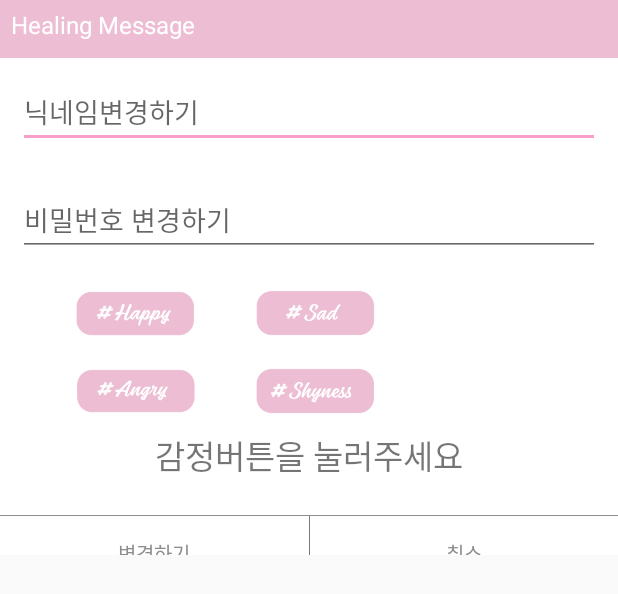
After one commit to parksodam0328/HealingMessage, an Android app: the layout dialog_custom_setting.xml on its own in the app's theme, with its tools: preview values and no code run, on a phone screen of 412 x 824 dp. The commit adds this screen. Shown: the top 594 px of the screen. Run offline under Robolectric (Android 15) with nearby library versions, the light colour scheme and no system bars.

Commit message:
정보수정 기능 구현 완료
닉네임, 비밀번호, 감정 동시에 바꿀 수 있도록 구현

```diff
--- /dev/null
+++ b/app/src/main/java/kr/hs/emirim/parksodam/healingmessage/CustomDialog_setting.java
@@ -0,0 +1,122 @@
+package kr.hs.emirim.parksodam.healingmessage;
+
+import android.app.Dialog;
+import android.content.Context;
+import android.content.Intent;
+import android.os.Bundle;
+import android.support.annotation.NonNull;
+import android.util.Log;
+import android.view.View;
+import android.view.Window;
+import android.widget.Button;
+import android.widget.EditText;
+import android.widget.ImageButton;
+import android.widget.TextView;
+import android.widget.Toast;
+
+import com.google.android.gms.tasks.OnCompleteListener;
+import com.google.android.gms.tasks.Task;
+import com.google.firebase.auth.FirebaseAuth;
+import com.google.firebase.auth.FirebaseUser;
+import com.google.firebase.auth.UserProfileChangeRequest;
+import com.google.firebase.database.DatabaseReference;
+import com.google.firebase.database.FirebaseDatabase;
+
+import java.util.HashMap;
+import java.util.Map;
+import java.util.regex.Pattern;
+
+/**
+ * Created by Mirim on 2018-06-13.
+ */
+
+public class CustomDialog_setting {
+
+    private Context context;
+    DatabaseReference databaseReference;
+
+
+    public CustomDialog_setting(Context context){
+        this.context = context;
+    }
+
+    //호출할 다이얼로그 함수를 정의
+    public void callDialog(final String id){
+        Log.e("idididididi", id);
+        //커스텀 다이얼로그의 정의하기 위해 Dialog 클래스를 생성
+        final Dialog dlg = new Dialog(context);
+
+        //액티비티의 타이틀바를 숨긴다
+        dlg.requestWindowFeature(Window.FEATURE_NO_TITLE);
+
+        //커스텀 다이얼로그의 레이아웃 설정
+        dlg.setContentView(R.layout.dialog_custom_setting);
+
+        //커스텀 다이얼로그 호출
+        dlg.show();
+
+        //커스텀 다이얼로그의 각 위젯들을 정의
+        final TextView message = (TextView)dlg.findViewById(R.id.exp);
+        final EditText update_nick = (EditText)dlg.findViewById(R.id.update_nick);
+        final EditText update_pw = (EditText)dlg.findViewById(R.id.update_pw);
+        final ImageButton happy = (ImageButton)dlg.findViewById(R.id.emo_btn1);
+        final ImageButton sad = (ImageButton)dlg.findViewById(R.id.emo_btn2);
+        final ImageButton shyness = (ImageButton)dlg.findViewById(R.id.emo_btn3);
+        final ImageButton angry = (ImageButton)dlg.findViewById(R.id.emo_btn4);
+        final TextView ch_emo = (TextView)dlg.findViewById(R.id.ch_emo);
+        final Button sendBtn = (Button) dlg.findViewById(R.id.sendBtn);
+        final Button cancelBtn = (Button) dlg.findViewById(R.id.cancelBtn);
+
+        happy.setOnClickListener(new View.OnClickListener() {
+            @Override
+            public void onClick(View view) {
+                ch_emo.setText("happy");
+            }
+        });
+        sad.setOnClickListener(new View.OnClickListener() {
+            @Override
+            public void onClick(View view) {
+                ch_emo.setText("sad");
+            }
+        });
+        angry.setOnClickListener(new View.OnClickListener() {
+            @Override
+            public void onClick(View view) {
+                ch_emo.setText("angry");
+            }
+        });
+        shyness.setOnClickListener(new View.OnClickListener() {
+            @Override
+            public void onClick(View view) {
+                ch_emo.setText("shyness");
+            }
+        });
+
+        databaseReference = FirebaseDatabase.getInstance().getReference("users/");
+        sendBtn.setOnClickListener(new View.OnClickListener() {
+            @Override
+            public void onClick(View view) {
+            if(update_nick.getText().toString().equals("") || update_pw.getText().toString().equals("") || ch_emo.getText().toString().equals("")){
+                Toast.makeText(context, "변경할 정보를 입력해주세요!", Toast.LENGTH_SHORT).show();
+            }else{
+                Map<String, Object> taskMap = new HashMap<String, Object>();
+                        taskMap.put("name", update_nick.getText().toString());
+                        taskMap.put("pw", update_pw.getText().toString());
+                        taskMap.put("feel", ch_emo.getText().toString());
+                        Log.e("dddddd", id);
+                        databaseReference.child(id).updateChildren(taskMap);
+                        Toast.makeText(context, "정보를 변경했습니다", Toast.LENGTH_SHORT).show();
+                        dlg.dismiss();
+                    }
+                }
+        });
+
+        cancelBtn.setOnClickListener(new View.OnClickListener() {
+            @Override
+            public void onClick(View view) {
+                //커스텀 다이얼로그 종료
+                dlg.dismiss();
+            }
+        });
+    }
+}
--- a/app/src/main/java/kr/hs/emirim/parksodam/healingmessage/myprofile/MyProfileFragment.java
+++ b/app/src/main/java/kr/hs/emirim/parksodam/healingmessage/myprofile/MyProfileFragment.java
@@ -23,6 +23,7 @@ package kr.hs.emirim.parksodam.healingmessage.myprofile;
 
         import kr.hs.emirim.parksodam.healingmessage.BaseFragment;
         import kr.hs.emirim.parksodam.healingmessage.CustomDialog;
+        import kr.hs.emirim.parksodam.healingmessage.CustomDialog_setting;
         import kr.hs.emirim.parksodam.healingmessage.R;
 
         import static kr.hs.emirim.parksodam.healingmessage.R.drawable.pro_img;
@@ -177,6 +178,17 @@ public class MyProfileFragment extends BaseFragment {
                 }
             });
 
+            //정보설정 커스텀 다이얼로그 띄우기
+            setting_img.setOnClickListener(new View.OnClickListener() {
+                @Override
+                public void onClick(View view) {
+                    //커스텀 다이얼로그를 생성,
+                    CustomDialog_setting customDialog_setting = new CustomDialog_setting(getActivity());
+                    customDialog_setting.callDialog(id);
+
+                }
+            });
+
     } else Log.e("sorry"," null");
         return view;
     }
--- a/app/src/main/java/kr/hs/emirim/parksodam/healingmessage/slider/SliderView.java
+++ b/app/src/main/java/kr/hs/emirim/parksodam/healingmessage/slider/SliderView.java
@@ -16,7 +16,7 @@ import java.lang.reflect.Field;
 
 public class SliderView extends ViewPager {
 
-    public static final int DEFAULT_SCROLL_DURATION = 200;
+    public static final int DEFAULT_SCROLL_DURATION = 300;
 //    public static final int SLIDE_MODE_SCROLL_DURATION = 1000;
 
     public SliderView(Context context) {
--- /dev/null
+++ b/app/src/main/res/layout/dialog_custom_setting.xml
@@ -0,0 +1,172 @@
+<?xml version="1.0" encoding="utf-8"?>
+<LinearLayout xmlns:android="http://schemas.android.com/apk/res/android"
+    xmlns:app="http://schemas.android.com/apk/res-auto"
+    android:orientation="vertical" android:layout_width="match_parent"
+    android:background="#ffffff"
+    android:weightSum="1"
+    android:layout_height="370dp">
+
+    <TextView
+        android:id="@+id/title"
+        android:layout_width="match_parent"
+        android:gravity="left"
+        android:textColor="#ffffff"
+        android:textSize="16dp"
+        android:paddingTop="5dp"
+        android:paddingLeft="7dp"
+        android:text="Healing Message"
+        android:background="#EDBED3"
+        android:layout_weight="0.09"
+        android:layout_height="40dp" />
+
+    <View
+        android:layout_width="match_parent"
+        android:layout_height="0.5dp"
+        android:background="#EDBED3"/>
+
+
+
+    <EditText
+        android:layout_width="match_parent"
+        android:layout_height="wrap_content"
+        android:layout_margin="12dp"
+        android:ems="10"
+        android:textSize="8pt"
+        android:hint="닉네임변경하기"
+        android:singleLine="true"
+        android:id="@+id/update_nick" />
+
+    <EditText
+        android:layout_width="match_parent"
+        android:layout_height="wrap_content"
+        android:layout_margin="12dp"
+        android:ems="10"
+        android:textSize="8pt"
+        android:singleLine="true"
+        android:hint="비밀번호 변경하기"
+        android:id="@+id/update_pw" />
+
+
+        <RelativeLayout
+            android:layout_width="match_parent"
+            android:layout_height="52dp"
+            android:id="@+id/re_id">
+
+            <ImageButton
+                app:srcCompat="@drawable/search_happy"
+                android:background="@android:color/transparent"
+                android:padding="10dp"
+                android:id="@+id/emo_btn1"
+                android:layout_marginLeft="40dp"
+                android:adjustViewBounds="true"
+                android:scaleType="fitStart"
+                android:layout_width="200dp"
+                android:layout_height="200dp"
+                android:layout_alignParentBottom="true" />
+
+            <ImageButton
+                app:srcCompat="@drawable/search_sad"
+                android:background="@android:color/transparent"
+                android:padding="10dp"
+                android:id="@+id/emo_btn2"
+                android:layout_toEndOf="@+id/search_btn"
+                android:adjustViewBounds="true"
+                android:scaleType="fitStart"
+                android:layout_marginLeft="160dp"
+                android:layout_height="95dp"
+                android:layout_alignTop="@+id/search_btn"
+                android:layout_width="100dp" />
+
+
+
+    </RelativeLayout>
+
+
+    <RelativeLayout
+        android:layout_width="match_parent"
+        android:layout_height="52dp"
+        android:id="@+id/re_id_2">
+
+        <ImageButton
+            app:srcCompat="@drawable/search_angry"
+            android:background="@android:color/transparent"
+            android:padding="10dp"
+            android:id="@+id/emo_btn4"
+            android:layout_toEndOf="@+id/search_btn"
+            android:adjustViewBounds="true"
+            android:scaleType="fitStart"
+            android:layout_marginLeft="40dp"
+            android:layout_height="95dp"
+            android:layout_alignTop="@+id/search_btn"
+            android:layout_width="100dp" />
+
+        <ImageButton
+            app:srcCompat="@drawable/search_shyness"
+            android:background="@android:color/transparent"
+            android:padding="10dp"
+            android:id="@+id/emo_btn3"
+            android:adjustViewBounds="true"
+            android:scaleType="fitStart"
+            android:layout_height="95dp"
+            android:layout_marginLeft="160dp"
+            android:layout_toEndOf="@+id/search_btn"
+            android:layout_width="100dp" />
+
+    </RelativeLayout>
+
+
+    <TextView
+        android:text="감정버튼을 눌러주세요"
+        android:layout_width="match_parent"
+        android:layout_height="wrap_content"
+        android:id="@+id/ch_emo"
+        android:layout_gravity="center"
+        android:gravity="center"
+        android:textSize="10pt"
+        android:layout_weight="0.09" />
+
+    <View
+        android:layout_width="match_parent"
+        android:layout_height="0.3dp"
+        android:layout_marginTop="25dp"
+        android:background="#8E8E8E"/>
+
+    <LinearLayout
+        android:layout_width="match_parent"
+        android:layout_height="wrap_content"
+        android:orientation="horizontal">
+
+        <Button
+            android:id="@+id/sendBtn"
+            android:layout_width="match_parent"
+            android:layout_height="50dp"
+            android:layout_weight="1"
+            android:gravity="center"
+            android:text="변경하기"
+            android:textColor="#8E8E8E"
+            android:textSize="13dp"
+            android:background="#ffffff"/>
+
+        <View
+            android:layout_width="0.3dp"
+            android:layout_height="match_parent"
+            android:background="#8E8E8E"/>
+
+        <Button
+            android:id="@+id/cancelBtn"
+            android:layout_width="match_parent"
+            android:layout_height="50dp"
+            android:layout_weight="1"
+            android:gravity="center"
+            android:text="취소"
+            android:textColor="#8E8E8E"
+            android:textSize="13dp"
+            android:background="#ffffff"/>
+
+    </LinearLayout>
+
+    <View
+        android:layout_width="match_parent"
+        android:layout_height="0.5dp"
+        android:background="#8E8E8E"/>
+</LinearLayout>
```
